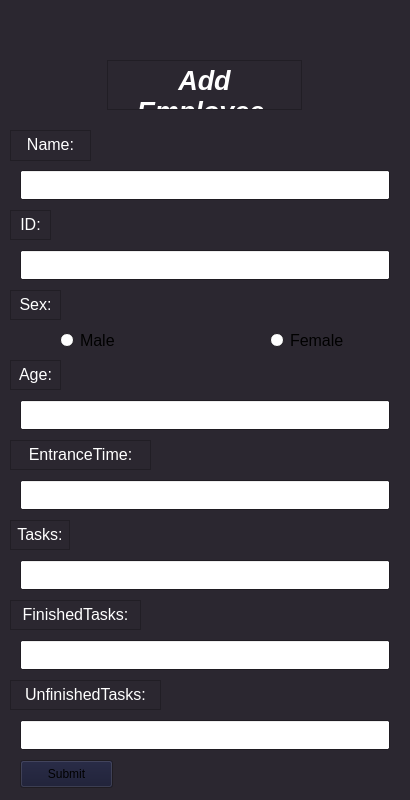
Before: the Qt Designer form Employee.ui in HeidariSina/Management-App, drawn with Qt 5.
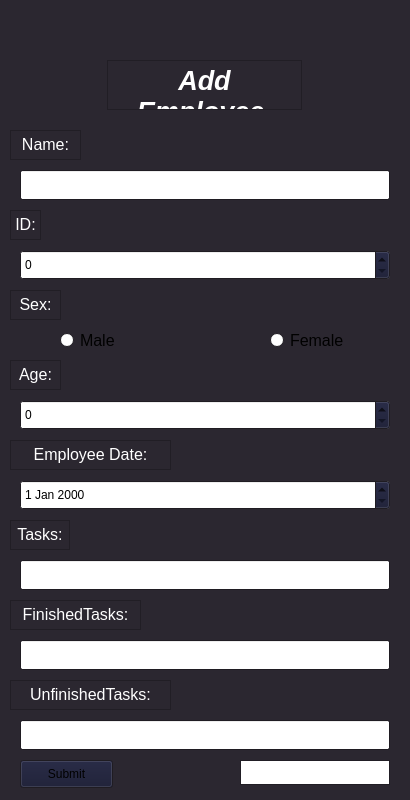
After: the same form once the commit is applied.

Commit message: Add task is done!

The edit to the form file:
```diff
--- a/Employee.ui
+++ b/Employee.ui
@@ -223,8 +223,8 @@
      <rect>
       <x>10</x>
       <y>130</y>
-      <width>81</width>
-      <height>31</height>
+      <width>71</width>
+      <height>30</height>
      </rect>
     </property>
     <property name="palette">
@@ -292,7 +292,7 @@
      <rect>
       <x>10</x>
       <y>210</y>
-      <width>41</width>
+      <width>31</width>
       <height>30</height>
      </rect>
     </property>
@@ -535,7 +535,7 @@
      <rect>
       <x>10</x>
       <y>440</y>
-      <width>141</width>
+      <width>161</width>
       <height>30</height>
      </rect>
     </property>
@@ -596,7 +596,7 @@
 &lt;html&gt;&lt;head&gt;&lt;meta name=&quot;qrichtext&quot; content=&quot;1&quot; /&gt;&lt;style type=&quot;text/css&quot;&gt;
 p, li { white-space: pre-wrap; }
 &lt;/style&gt;&lt;/head&gt;&lt;body style=&quot; font-family:'Segoe UI'; font-size:20pt; font-weight:600; font-style:italic;&quot;&gt;
-&lt;p align=&quot;center&quot; style=&quot; margin-top:0px; margin-bottom:0px; margin-left:0px; margin-right:0px; -qt-block-indent:0; text-indent:0px;&quot;&gt;&lt;span style=&quot; font-size:12pt; font-weight:400; font-style:normal; color:#ffffff;&quot;&gt;EntranceTime:&lt;/span&gt;&lt;/p&gt;&lt;/body&gt;&lt;/html&gt;</string>
+&lt;p align=&quot;center&quot; style=&quot; margin-top:0px; margin-bottom:0px; margin-left:0px; margin-right:0px; -qt-block-indent:0; text-indent:0px;&quot;&gt;&lt;span style=&quot; font-size:12pt; font-weight:400; font-style:normal; color:#ffffff;&quot;&gt;Employee Date:&lt;/span&gt;&lt;/p&gt;&lt;/body&gt;&lt;/html&gt;</string>
     </property>
    </widget>
    <widget class="QTextBrowser" name="TasksText">
@@ -737,36 +737,6 @@
 &lt;p align=&quot;center&quot; style=&quot; margin-top:0px; margin-bottom:0px; margin-left:0px; margin-right:0px; -qt-block-indent:0; text-indent:0px;&quot;&gt;&lt;span style=&quot; font-size:12pt; font-weight:400; font-style:normal; color:#ffffff;&quot;&gt;FinishedTasks:&lt;/span&gt;&lt;/p&gt;&lt;/body&gt;&lt;/html&gt;</string>
     </property>
    </widget>
-   <widget class="QLineEdit" name="IDEdit">
-    <property name="geometry">
-     <rect>
-      <x>20</x>
-      <y>250</y>
-      <width>370</width>
-      <height>30</height>
-     </rect>
-    </property>
-   </widget>
-   <widget class="QLineEdit" name="AgeEdit">
-    <property name="geometry">
-     <rect>
-      <x>20</x>
-      <y>400</y>
-      <width>370</width>
-      <height>30</height>
-     </rect>
-    </property>
-   </widget>
-   <widget class="QLineEdit" name="EntranceTimeEdit">
-    <property name="geometry">
-     <rect>
-      <x>20</x>
-      <y>480</y>
-      <width>370</width>
-      <height>30</height>
-     </rect>
-    </property>
-   </widget>
    <widget class="QLineEdit" name="TasksEdit">
     <property name="geometry">
      <rect>
@@ -792,7 +762,7 @@
      <rect>
       <x>10</x>
       <y>680</y>
-      <width>151</width>
+      <width>161</width>
       <height>30</height>
      </rect>
     </property>
@@ -865,6 +835,48 @@
       <height>30</height>
      </rect>
     </property>
+    <property name="alignment">
+     <set>Qt::AlignLeading|Qt::AlignLeft|Qt::AlignVCenter</set>
+    </property>
+   </widget>
+   <widget class="QDateEdit" name="dateEdit">
+    <property name="geometry">
+     <rect>
+      <x>20</x>
+      <y>480</y>
+      <width>370</width>
+      <height>30</height>
+     </rect>
+    </property>
+   </widget>
+   <widget class="QSpinBox" name="IDspinBox">
+    <property name="geometry">
+     <rect>
+      <x>20</x>
+      <y>250</y>
+      <width>370</width>
+      <height>30</height>
+     </rect>
+    </property>
+    <property name="alignment">
+     <set>Qt::AlignLeading|Qt::AlignLeft|Qt::AlignVCenter</set>
+    </property>
+    <property name="maximum">
+     <number>99</number>
+    </property>
+   </widget>
+   <widget class="QSpinBox" name="AgespinBox">
+    <property name="geometry">
+     <rect>
+      <x>20</x>
+      <y>400</y>
+      <width>370</width>
+      <height>30</height>
+     </rect>
+    </property>
+    <property name="maximum">
+     <number>99</number>
+    </property>
    </widget>
    <widget class="QPushButton" name="submitbutton">
     <property name="geometry">
@@ -879,18 +891,15 @@
      <string>Submit</string>
     </property>
    </widget>
-   <widget class="QLabel" name="ErrorBox">
+   <widget class="QTextBrowser" name="ErrorBox">
     <property name="geometry">
      <rect>
-      <x>250</x>
+      <x>240</x>
       <y>760</y>
-      <width>111</width>
-      <height>21</height>
+      <width>150</width>
+      <height>25</height>
      </rect>
     </property>
-    <property name="text">
-     <string/>
-    </property>
    </widget>
   </widget>
  </widget>
```
Left out of the diff: 14 changed lines with no effect on the pictures. The commit also changes 1 other file.
